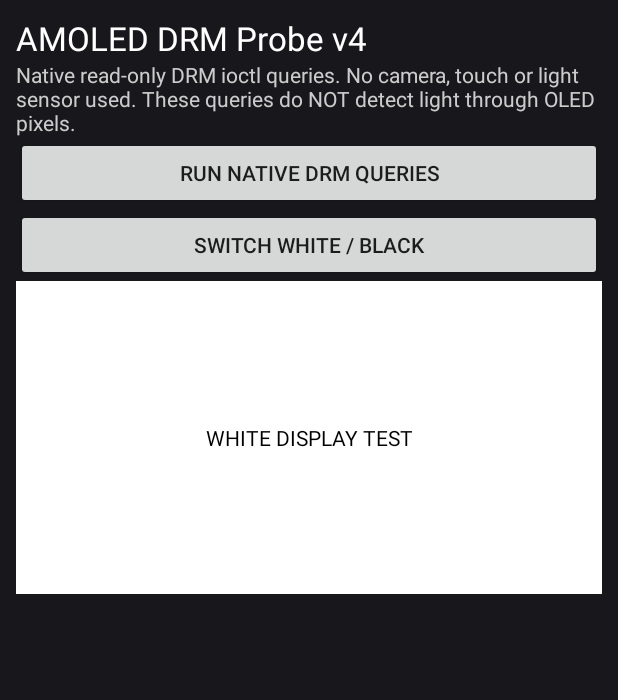
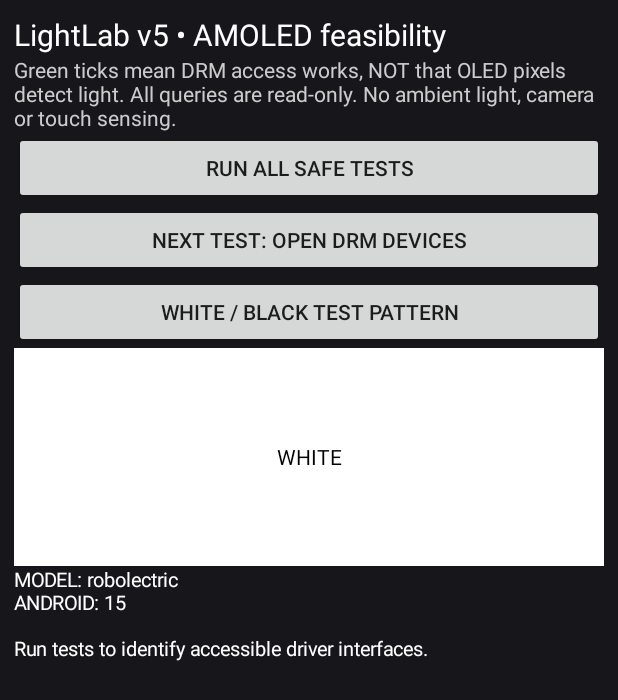
Before and after one commit to dima1993d/LightLab, an Android app: the screen it shows after launch (MainActivity), on a phone screen of 412 x 824 dp. Shown: the top 700 px of the screen. Run offline under Robolectric (Android 15) with nearby library versions, the phone set to English and light mode, and no system bars; 1 statement that could not run was skipped.

Commit message:
Add LightLab v5 staged read-only panel discovery

```diff
--- a/app/src/main/java/com/lightlab/s22/MainActivity.java
+++ b/app/src/main/java/com/lightlab/s22/MainActivity.java
@@ -1,5 +1,4 @@
 package com.lightlab.s22;
-
 import android.app.Activity;
 import android.os.Bundle;
 import android.os.Build;
@@ -10,37 +9,41 @@ import android.widget.Button;
 import android.widget.LinearLayout;
 import android.widget.ScrollView;
 import android.widget.TextView;
-
+import java.util.Locale;
 public class MainActivity extends Activity {
- static { System.loadLibrary("lightlab"); }
- private static native String nativeProbe();
- TextView report, test;
- boolean white=true;
- @Override public void onCreate(Bundle state) {
-  super.onCreate(state);
-  getWindow().addFlags(WindowManager.LayoutParams.FLAG_KEEP_SCREEN_ON);
-  LinearLayout root=new LinearLayout(this);
-  root.setOrientation(LinearLayout.VERTICAL);
-  root.setPadding(16,16,16,16);
-  root.setBackgroundColor(Color.rgb(24,24,28));
-  TextView title=new TextView(this);
-  title.setText("AMOLED DRM Probe v4");title.setTextSize(22);title.setTextColor(Color.WHITE);root.addView(title);
-  TextView note=new TextView(this);
-  note.setText("Native read-only DRM ioctl queries. No camera, touch or light sensor used. These queries do NOT detect light through OLED pixels.");
-  note.setTextColor(Color.LTGRAY);root.addView(note);
-  Button scan=new Button(this);scan.setText("RUN NATIVE DRM QUERIES");root.addView(scan);
-  Button toggle=new Button(this);toggle.setText("SWITCH WHITE / BLACK");root.addView(toggle);
-  test=new TextView(this);test.setText("WHITE DISPLAY TEST");test.setGravity(Gravity.CENTER);
-  test.setBackgroundColor(Color.WHITE);test.setTextColor(Color.BLACK);
+ static {System.loadLibrary("lightlab");}
+ private static native String nativeStage(int stage);
+ TextView report,header,test;
+ Button next;
+ int stage=0; boolean white=true;
+ final String[] names={"Open DRM devices","Read display resources","Enumerate connectors","Read connector properties"};
+ @Override public void onCreate(Bundle b){
+  super.onCreate(b);getWindow().addFlags(WindowManager.LayoutParams.FLAG_KEEP_SCREEN_ON);
+  LinearLayout root=new LinearLayout(this);root.setOrientation(LinearLayout.VERTICAL);
+  root.setPadding(14,14,14,14);root.setBackgroundColor(0xff17171b);
+  header=new TextView(this);header.setTextColor(Color.WHITE);header.setTextSize(20);
+  header.setText("LightLab v5 • AMOLED feasibility");root.addView(header);
+  TextView info=new TextView(this);info.setTextColor(Color.LTGRAY);
+  info.setText("Green ticks mean DRM access works, NOT that OLED pixels detect light. All queries are read-only. No ambient light, camera or touch sensing.");
+  root.addView(info);
+  Button all=new Button(this);all.setText("RUN ALL SAFE TESTS");root.addView(all);
+  next=new Button(this);root.addView(next);
+  Button toggle=new Button(this);toggle.setText("WHITE / BLACK TEST PATTERN");root.addView(toggle);
+  test=new TextView(this);test.setGravity(Gravity.CENTER);test.setText("WHITE");test.setTextColor(Color.BLACK);test.setBackgroundColor(Color.WHITE);
   root.addView(test,new LinearLayout.LayoutParams(-1,0,1));
-  ScrollView scroll=new ScrollView(this);report=new TextView(this);
-  report.setTextColor(Color.WHITE);report.setTextSize(13);scroll.addView(report);
-  root.addView(scroll,new LinearLayout.LayoutParams(-1,0,2));
-  scan.setOnClickListener(v->scan());
-  toggle.setOnClickListener(v->{white=!white;test.setBackgroundColor(white?Color.WHITE:Color.BLACK);test.setTextColor(white?Color.BLACK:Color.WHITE);test.setText(white?"WHITE DISPLAY TEST":"BLACK DISPLAY TEST");});
-  setContentView(root);scan();
+  ScrollView scroll=new ScrollView(this);report=new TextView(this);report.setTextColor(Color.WHITE);report.setTextSize(13);scroll.addView(report);
+  root.addView(scroll,new LinearLayout.LayoutParams(-1,0,3));
+  all.setOnClickListener(v->{stage=0;StringBuilder s=new StringBuilder();
+   for(int i=0;i<4;i++){String result=nativeStage(i);s.append(label(i,result)).append(result).append("\n");}
+   stage=4;report.setText(s.toString());updateNext();});
+  next.setOnClickListener(v->{if(stage<4){String result=nativeStage(stage);report.append(label(stage,result)+result+"\n");stage++;updateNext();}});
+  toggle.setOnClickListener(v->{white=!white;test.setBackgroundColor(white?Color.WHITE:Color.BLACK);test.setTextColor(white?Color.BLACK:Color.WHITE);test.setText(white?"WHITE":"BLACK");});
+  report.setText("MODEL: "+Build.MODEL+"\nANDROID: "+Build.VERSION.RELEASE+"\n\nRun tests to identify accessible driver interfaces.\n");
+  updateNext();setContentView(root);
  }
- void scan(){
-  report.setText("MODEL: "+Build.MODEL+"\nANDROID: "+Build.VERSION.RELEASE+"\n\n"+nativeProbe());
+ String label(int i,String result){
+  boolean ok=i==0?result.contains("DRM_VERSION OK"):i==1?result.contains("GETRESOURCES OK"):i==2?result.contains("connector ")&&!result.contains("GETCONNECTOR FAIL"):result.contains("  ")&&result.contains("(flags=");
+  return (ok?"✓ PASS: ":"? NOT CONFIRMED: ")+names[i]+"\n";
  }
+ void updateNext(){next.setEnabled(stage<4);next.setText(stage<4?"NEXT TEST: "+names[stage]:"ALL STAGES COMPLETED");}
 }
```
